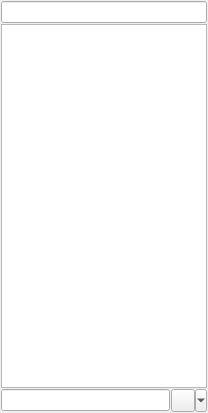
This is src/plugins/azoth/mainwidget.ui in 0xd34df00d/leechcraft as Qt 5 draws it before an edit. The edited form follows.
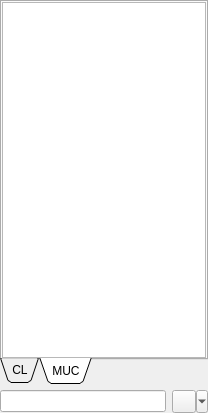
This is the edited form. The open tabs and pages were chosen to show the change.

Commit message: Azoth: MUC-only roster.

```diff
--- a/src/plugins/azoth/mainwidget.ui
+++ b/src/plugins/azoth/mainwidget.ui
@@ -13,12 +13,28 @@
   <property name="windowTitle">
    <string/>
   </property>
-  <layout class="QVBoxLayout" name="Layout_">
-   <property name="spacing">
-    <number>1</number>
+  <layout class="QVBoxLayout" name="verticalLayout_2">
+   <property name="margin">
+    <number>0</number>
    </property>
+   <item>
+    <widget class="QTabWidget" name="tabWidget">
+     <property name="tabPosition">
+      <enum>QTabWidget::South</enum>
+     </property>
+     <property name="tabShape">
+      <enum>QTabWidget::Triangular</enum>
+     </property>
+     <property name="currentIndex">
+      <number>0</number>
+     </property>
+     <widget class="QWidget" name="AllRoster_">
+      <attribute name="title">
+       <string>CL</string>
+      </attribute>
+      <layout class="QVBoxLayout" name="verticalLayout">
    <property name="margin">
-    <number>1</number>
+        <number>0</number>
    </property>
    <item>
     <widget class="QLineEdit" name="FilterLine_"/>
@@ -51,6 +67,50 @@
      <property name="headerHidden">
       <bool>true</bool>
      </property>
+        </widget>
+       </item>
+      </layout>
+     </widget>
+     <widget class="QWidget" name="MUCRoster_">
+      <attribute name="title">
+       <string>MUC</string>
+      </attribute>
+      <layout class="QVBoxLayout" name="verticalLayout_3">
+       <property name="margin">
+        <number>0</number>
+       </property>
+       <item>
+        <widget class="QTreeView" name="MUCCLTree_">
+         <property name="contextMenuPolicy">
+          <enum>Qt::CustomContextMenu</enum>
+         </property>
+         <property name="styleSheet">
+          <string notr="true">QTreeView::branch:!has-children {
+	background: transparent;
+}</string>
+         </property>
+         <property name="iconSize">
+          <size>
+           <width>32</width>
+           <height>32</height>
+          </size>
+         </property>
+         <property name="rootIsDecorated">
+          <bool>false</bool>
+         </property>
+         <property name="sortingEnabled">
+          <bool>true</bool>
+         </property>
+         <property name="animated">
+          <bool>true</bool>
+         </property>
+         <property name="headerHidden">
+          <bool>true</bool>
+         </property>
+        </widget>
+       </item>
+      </layout>
+     </widget>
     </widget>
    </item>
    <item>
```
Lines whose indentation alone changed are shown as unchanged. The commit also changes 4 other files.
